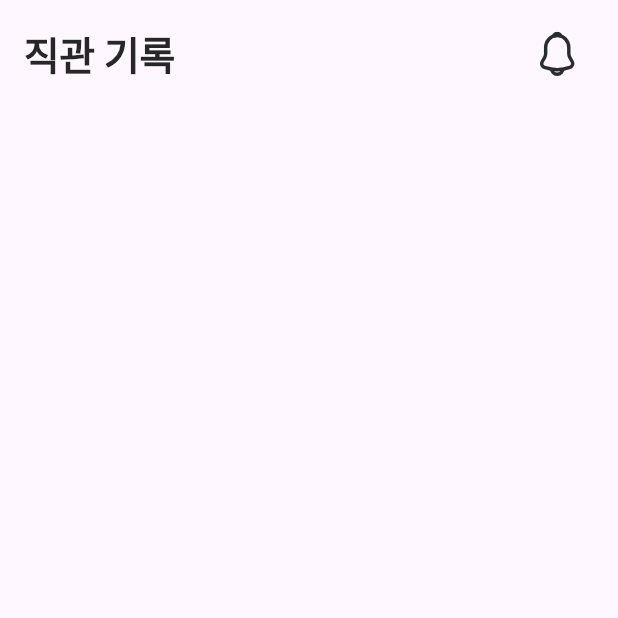
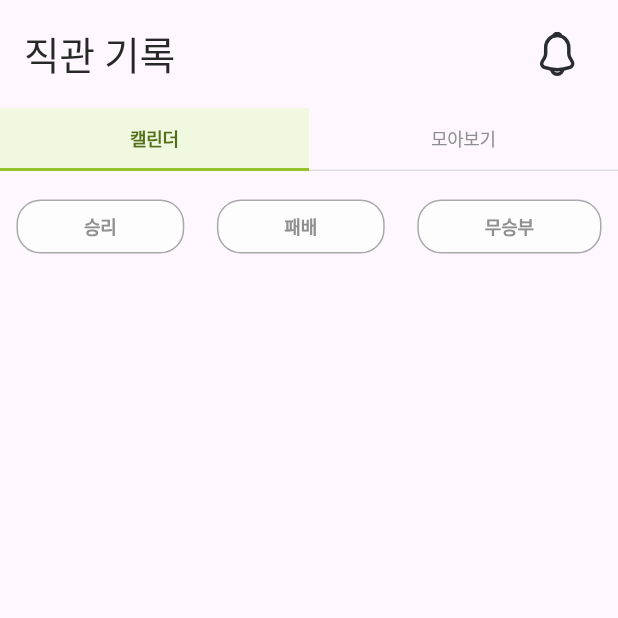
Before and after one commit to InningLog/InningLog_FE, a Flutter app: the DiaryPage screen opened directly, on a phone screen of 412 x 824 dp, the top half of it. Run offline on Flutter 3.47's test engine with Material 3 defaults, Android fonts, the phone set to English and light mode, and no system bars; our stand-ins replace flutter_svg; Roboto replaces fonts that are missing (MBC1961GulimOTF, Pretendard); project files that could hold a hidden picture were left out.

Commit message:
Diary Tab바 추가 ,color세팅

```diff
--- /dev/null
+++ b/lib/app_colors.dart
@@ -0,0 +1,12 @@
+import 'package:flutter/material.dart';
+
+class AppColors {
+  static const Color primary200 = Color(0xFFF0F8E0);
+  static const Color primary700 = Color(0xFF94C32C);
+  static const Color primary800 = Color(0xFF536E19);
+  static const Color gray700 = Color(0xFF8F8F8F);
+  static const Color gray600 = Color(0xFFA9A9A9);
+  static const Color gray50 = Color(0xFFFDFDFD);
+
+
+}
--- a/lib/navigation/main_navigation.dart
+++ b/lib/navigation/main_navigation.dart
@@ -50,7 +50,7 @@ class _MainNavigationState extends State<MainNavigation> {
           children: [
             _buildTabItem(0, '홈', 'assets/icons/Home_black.svg', 'assets/icons/Home_gray.svg'),
             _buildTabItem(1, '직관 기록', 'assets/icons/Diary_black.svg', 'assets/icons/Diary_gray.svg'),
-            _buildTabItem(2, '좌석', 'assets/icons/Seat_black.svg', 'assets/icons/Seat_gray.svg'),
+            _buildTabItem(2, '좌석', 'assets/icons/field_black.svg', 'assets/icons/field_gray.svg'),
             _buildTabItem(3, '커뮤니티', 'assets/icons/Community_black.svg', 'assets/icons/Community_gray.svg'),
             _buildTabItem(4, '마이페이지', 'assets/icons/Mypage_black.svg', 'assets/icons/Mypage_gray.svg'),
           ],
--- a/lib/screens/diary_page.dart
+++ b/lib/screens/diary_page.dart
@@ -1,21 +1,122 @@
 import 'package:flutter/material.dart';
+import '../app_colors.dart';
 import '../widgets/common_header.dart';
 
-
-class DiaryPage extends StatelessWidget {
+class DiaryPage extends StatefulWidget {
   const DiaryPage({super.key});
 
+  @override
+  State<DiaryPage> createState() => _DiaryPageState();
+}
+
+class _DiaryPageState extends State<DiaryPage> {
+  int _selectedIndex = 0;
+
+  //상단 탭바
   @override
   Widget build(BuildContext context) {
     return Scaffold(
       body: SafeArea(
         child: Column(
-          children: const [
-            CommonHeader(title: '직관 기록'),
-            // 여기에 캘린더나 탭바 등 추가
-          ],
+          children: [
+            const CommonHeader(title: '직관 기록'),
+
+            //캘린더,모아보기 탭바
+            Container(
+              height: 42,
+              padding: const EdgeInsets.symmetric(horizontal: 0),
+              child: Row(
+                children: [
+                  Expanded(child: _buildTabButton(index: 0, label: '캘린더')),
+                  Expanded(child: _buildTabButton(index: 1, label: '모아보기')),
+                ],
+               ),
+
+              ), //승/패/무 필터 버튼
+
+              Padding(
+                padding: const EdgeInsets.symmetric(horizontal: 11, vertical: 19),
+                child: Row(
+                  mainAxisAlignment: MainAxisAlignment.spaceBetween,
+                  children: [
+                    _buildFilterButton('승리'),
+                    _buildFilterButton('패배'),
+                    _buildFilterButton('무승부'),
+                  ],
+                ),
+              ),
+              ],
+            ),
+      ),
+    );
+  }
+
+
+
+  Widget _buildTabButton({required int index, required String label}) {
+    final isSelected = _selectedIndex == index;
+    return GestureDetector(
+      onTap: () {
+        setState(() {
+          _selectedIndex = index;
+        });
+      },
+      //탭바 디자인 요소
+      child: Container(
+        //전체 컨테이너
+        width: 195,
+        alignment: Alignment.center,
+        padding: const EdgeInsets.symmetric(vertical: 0),
+        decoration: BoxDecoration(
+          //배경색
+          color: isSelected ? AppColors.primary200 : Colors.transparent,
+          border: Border(
+            bottom: BorderSide(
+              color: isSelected ? AppColors.primary700 : const Color(0xFFE0E0E0),
+              width: isSelected ? 2.0 : 1.0,
+            ),
+          ),
+          borderRadius: BorderRadius.circular(0),
+        ),
+        child: Text(
+
+          //탭바 텍스트 요소
+          label,
+          style: TextStyle(
+            fontFamily: 'Pretendard',
+            fontSize: 12,
+            letterSpacing: -0.26,
+            height: 1.5,
+            fontWeight: isSelected ? FontWeight.w600 : FontWeight.w500,
+            color: isSelected ?AppColors.primary800 : AppColors.gray700,
+          ),
         ),
       ),
     );
   }
 }
+      //승패무 버튼 디자인
+      Widget _buildFilterButton(String label) {
+        return Container(
+          padding: const EdgeInsets.symmetric(vertical: 8, horizontal: 44), // 8px 44px 비율
+          decoration: BoxDecoration(
+            color: AppColors.gray50,
+            borderRadius: BorderRadius.circular(16),
+            border: Border.all(
+              color:  AppColors.gray600,
+              width: 1,
+            ),
+          ),
+          child: Text(
+            label,
+            style: const TextStyle(
+              fontSize: 12,
+              fontWeight: FontWeight.w600,
+              color: AppColors.gray700,
+              fontFamily: 'Pretendard',
+              letterSpacing: -0.12,
+              height: 1.5,
+            ),
+          ),
+        );
+      }
--- a/lib/widgets/common_header.dart
+++ b/lib/widgets/common_header.dart
@@ -23,9 +23,10 @@ class CommonHeader extends StatelessWidget {
             title,
             style: const TextStyle(
               fontSize: 26,
-              fontWeight: FontWeight.w800,
+              fontWeight: FontWeight.w400,
               letterSpacing: -0.26,
               color: Color(0xFF272727),
+              fontFamily: 'MBC1961GulimOTF',
               textBaseline: TextBaseline.alphabetic,
             ),
           ),
```
Also changed, not shown: pubspec.yaml (+9 -0 lines), assets/fonts/MBC 1961 M.ttf (added), assets/fonts/MBC1961GulimOTF.ttf (added), assets/fonts/Pretendard-Thin.otf (added), assets/icons/field_black.svg (added), assets/icons/field_gray.svg (added), 7 other files.
